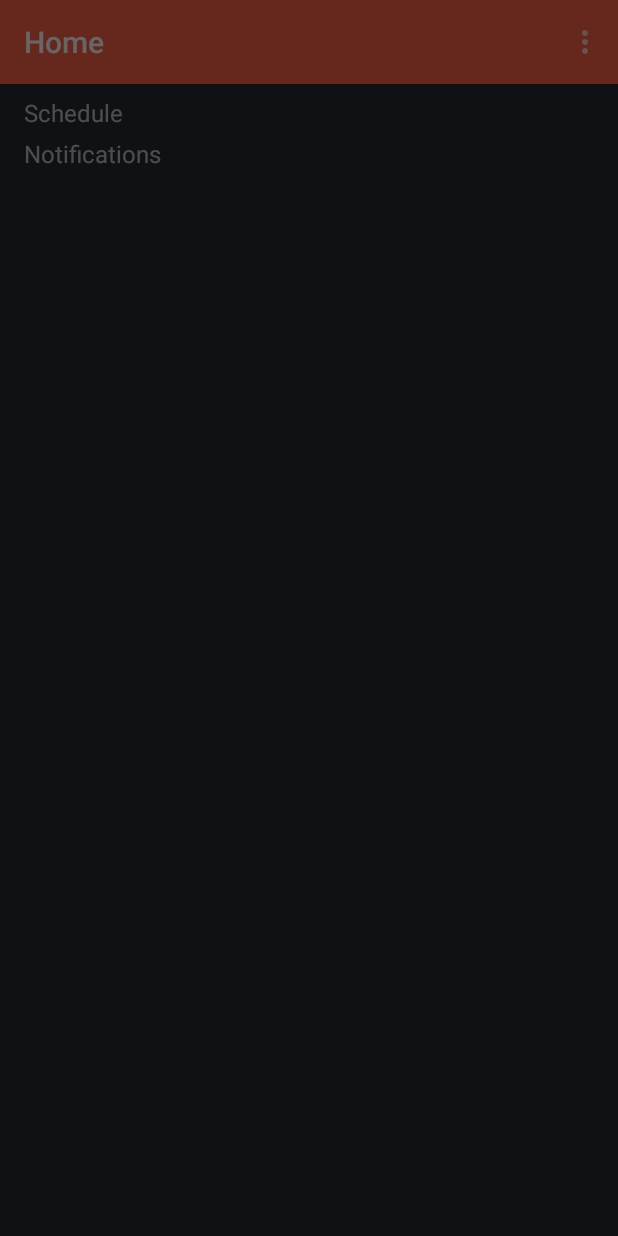
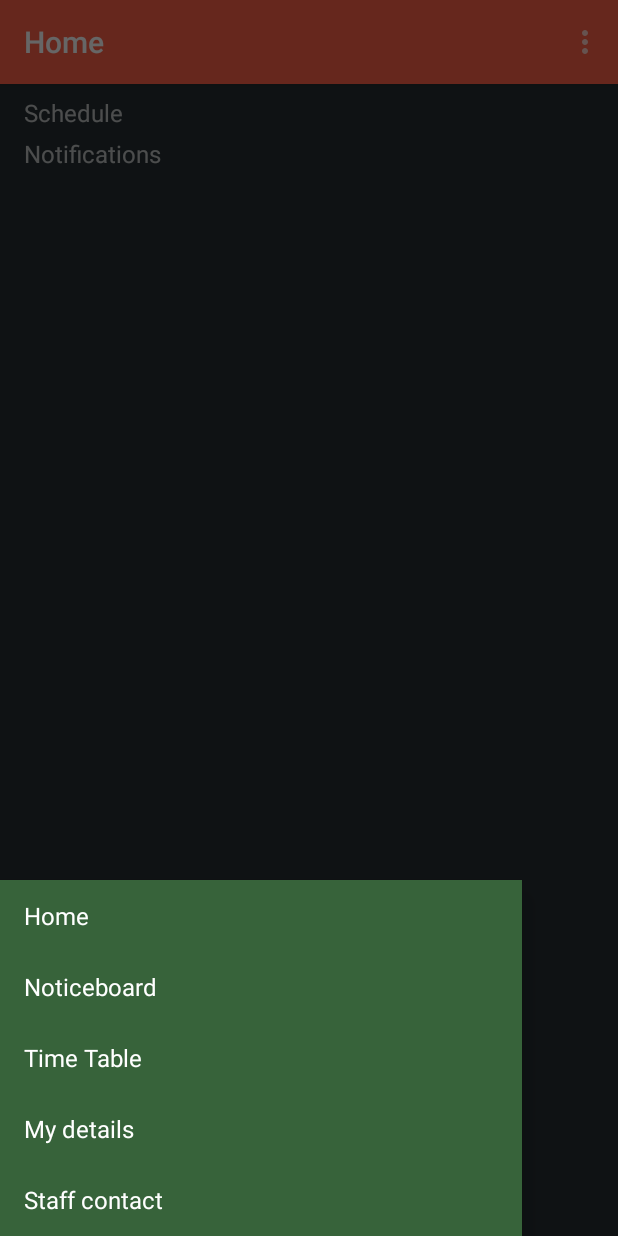
Before and after one commit to PranayKarani/KC_v2, an Android app: the AHome screen opened directly, with no data from a screen before it, with the side drawer open, on a phone screen of 412 x 824 dp. Run offline under Robolectric (Android 15) with nearby library versions, the phone set to English and light mode, and no system bars; network calls fail; 8 statements that could not run were skipped.

Commit message:
- implemented drawer click listener - can now receive basic gcm notices

```diff
--- a/app/src/main/java/com/kc/activities/AHome.java
+++ b/app/src/main/java/com/kc/activities/AHome.java
@@ -13,17 +13,24 @@ import android.os.Bundle;
 import android.support.v4.app.Fragment;
 import android.support.v4.app.FragmentManager;
 import android.support.v4.app.FragmentTransaction;
+import android.support.v4.widget.DrawerLayout;
 import android.support.v7.widget.Toolbar;
 import android.util.Log;
 import android.view.Menu;
 import android.view.MenuItem;
 import android.view.View;
+import android.widget.AdapterView;
+import android.widget.AdapterView.OnItemClickListener;
+import android.widget.ArrayAdapter;
+import android.widget.LinearLayout;
+import android.widget.ListView;
 import android.widget.ProgressBar;
 import android.widget.Toast;
 import com.kc.R;
 import com.kc.database.DBHelper;
 import com.kc.database.TTimetable;
 import com.kc.fragments.FHome;
+import com.kc.fragments.FNotice;
 import com.kc.utilites.RemoteDatabaseConnecter;
 import org.json.JSONObject;
 
@@ -35,6 +42,11 @@ public class AHome extends MyActivity {
     public static final int F_NOTICEBOARD    = 2;
     public static       int CURRENT_FRAGMENT = 0;
 
+
+    String[]     drawerTitles;
+    DrawerLayout drawerLayout;
+    ListView     drawerList;
+
     @Override
     protected void onCreate(Bundle savedInstanceState) {
         super.onCreate(savedInstanceState);
@@ -44,34 +56,23 @@ public class AHome extends MyActivity {
         setSupportActionBar(toolbar);
 
         /**
-         * This runnable contains fragment loading code that will run only when our
+         * This is a runnable that contains fragment loading code that will run only when our
          * infoUpdater has finished its job.
          */
-        Runnable loadFragment = new Runnable() {
-            @Override
-            public void run() {
-                /* If notification is tapped, set notification fragment as starting fragment */
-                Log.d(TAG, "loading fragments");
-                int show_this_fragment = getIntent().getIntExtra("show_this", F_HOME);
+        FragmentLoader loadFragmentAfterInfoRefresh = new FragmentLoader();
+        new InfoRefresher(loadFragmentAfterInfoRefresh).execute(null, null, null);
 
-                Fragment opening_fragment;
-                switch (show_this_fragment) {
 
-                    case F_HOME:
-                        opening_fragment = new FHome();
-                        break;
+        /**
+         * Drawer setup
+         */
+        drawerTitles = getResources().getStringArray(R.array.drawer_titles);
+        drawerLayout = (DrawerLayout) findViewById(R.id.ahome_layout);
 
-                    default:
-                        opening_fragment = new FHome();
-                        break;
-                }
-                FragmentManager fragma = getSupportFragmentManager();
-                FragmentTransaction fragta = fragma.beginTransaction();
-                fragta.replace(R.id.ahome_framelayout, opening_fragment);
-                fragta.commit();
-            }
-        };
-        new MyInfoUpdateChecker(loadFragment).execute(null, null, null);
+        drawerList = (ListView) findViewById(R.id.ahome_drawer_listview);
+        ArrayAdapter<String> aa = new ArrayAdapter<>(this, android.R.layout.simple_list_item_1, drawerTitles);
+        drawerList.setAdapter(aa);
+        drawerList.setOnItemClickListener(new DrawerItemClickListener());
 
 
     }
@@ -88,6 +89,18 @@ public class AHome extends MyActivity {
         int id = item.getItemId();
 
         switch (id) {
+
+            case R.id.info:
+                Toast.makeText(
+                        this,
+                        "My ID:  " + MY_ID + "\n" +
+                                "My NAME:  " + MY_NAME + "\n" +
+                                "My SEM:  " + MY_SEM + "\n" +
+                                "My ROLL:  " + MY_ROLL + "\n\n" +
+                                "My_GCM_ID:\n" + MY_GCM_ID,
+                        Toast.LENGTH_LONG).show();
+                return true;
+
             case R.id.logout:
                 SharedPreferences sp = getSharedPreferences(FILE_NAME, Context.MODE_PRIVATE);
                 sp.edit().clear().apply();
@@ -100,17 +113,49 @@ public class AHome extends MyActivity {
 
     }
 
+    /// Other classes
+
+    /**
+     * Initial fragment loading code
+     */
+    class FragmentLoader implements Runnable {
+
+        @Override
+        public void run() {
+        /* If notification is tapped, set notification fragment as starting fragment */
+            Log.d(TAG, "loading fragments");
+            int show_this_fragment = getIntent().getIntExtra("show_this", F_HOME);
+
+            Fragment opening_fragment;
+            switch (show_this_fragment) {
+
+                case F_HOME:
+                    opening_fragment = new FHome();
+                    break;
+
+                default:
+                    opening_fragment = new FHome();
+                    break;
+            }
+            FragmentManager fragma = getSupportFragmentManager();
+            FragmentTransaction fragta = fragma.beginTransaction();
+            fragta.replace(R.id.ahome_framelayout, opening_fragment);
+            fragta.commit();
+        }
+    }
+
     /**
      * Needed for:
      * 1. my semester change
+     * 2. download new timetable on semester change
      */
-    class MyInfoUpdateChecker extends AsyncTask<Void, Integer, Void> {
+    class InfoRefresher extends AsyncTask<Void, Integer, Void> {
 
         boolean isConnected = false;
         ProgressBar bar;
         Runnable    r;
 
-        public MyInfoUpdateChecker(Runnable r) {
+        public InfoRefresher(Runnable r) {
             this.r = r;
         }
 
@@ -137,7 +182,7 @@ public class AHome extends MyActivity {
                     JSONObject jo = rdc.getJSONObject();
                     publishProgress(30);
 
-                    if (MY_SEM == jo.getInt("my_sem")) {// todo change to sem < jo
+                    if (MY_SEM < jo.getInt("my_sem")) {
 
                         MY_SEM = jo.getInt("my_sem");
 
@@ -231,4 +276,51 @@ public class AHome extends MyActivity {
 
     }
 
+    class DrawerItemClickListener implements OnItemClickListener {
+
+        @Override
+        public void onItemClick(AdapterView<?> parent, View view, int position, long id) {
+
+            FragmentManager fragMa = getSupportFragmentManager();
+            Fragment f = null;
+
+            switch (position) {
+                case 0:
+                    // home
+                    f = new FHome();
+                    break;
+                case 1:
+                    // noticeboard
+                    f = new FNotice();
+                    break;
+                case 2:
+                    // time table
+                    Toast.makeText(AHome.this, "To time table", Toast.LENGTH_SHORT).show();
+                    break;
+                case 3:
+                    // My Details
+                    break;
+                case 4:
+                    // staff contact
+                    break;
+                default:
+                    // home
+                    f = new FHome();
+                    break;
+            }
+
+            FragmentTransaction fragTa = fragMa.beginTransaction();
+            fragTa.replace(R.id.ahome_framelayout, f);
+            fragTa.setTransition(FragmentTransaction.TRANSIT_FRAGMENT_OPEN);
+            fragTa.commit();
+
+            setTitle(drawerTitles[position]);
+            drawerList.setItemChecked(position, true);
+
+            LinearLayout dll = (LinearLayout) findViewById(R.id.ahome_drawer_layout);
+            drawerLayout.closeDrawer(dll);
+
+        }
+
+    }
 }
--- a/app/src/main/java/com/kc/database/DBHelper.java
+++ b/app/src/main/java/com/kc/database/DBHelper.java
@@ -9,24 +9,26 @@ public class DBHelper extends SQLiteOpenHelper {
     static final String NAME    = "local_db";
     static final int    VERSION = 2;
 
-    TTimetable timetable;
+    TTimetable   timetable;
+    TNoticeboard noticeboard;
 
     public DBHelper(Context context) {
         super(context, NAME, null, VERSION);
         timetable = new TTimetable();
+        noticeboard = new TNoticeboard();
     }
 
     @Override
     public void onCreate(SQLiteDatabase db) {
 
         db.execSQL(timetable.createTable());
+        db.execSQL(noticeboard.createTable());
 
     }
 
     @Override
     public void onUpgrade(SQLiteDatabase db, int oldVersion, int newVersion) {
 
-        // TODO update database from here
         if (newVersion == VERSION) {
             db.execSQL(timetable.createTable());
         }
--- /dev/null
+++ b/app/src/main/java/com/kc/database/TNoticeboard.java
@@ -0,0 +1,30 @@
+package com.kc.database; // 24 Feb, 03:39 AM
+
+public class TNoticeboard {
+
+    public static final String TABLE_NAME = "Noticeboard";
+    public static final String ID         = "_ID";
+    public static final String SENDER     = "sender";
+    public static final String HEADER     = "header";
+    public static final String MESSAGE    = "message";
+    public static final String READ       = "read";
+    public static final String FAV        = "favorite";
+    public static final String DATE       = "date";
+    public static final String TIME       = "time";
+
+    public String createTable() {
+
+
+        return "CREATE TABLE " + TABLE_NAME + " (" +
+                ID + " INTEGER, " +
+                SENDER + " TEXT NOT NULL, " +
+                HEADER + " TEXT NOT NULL, " +
+                MESSAGE + " TEXT NOT NULL, " +
+                READ + " INTEGER DEFAULT 0," +
+                FAV + " INTEGER DEFAULT 0," +
+                DATE + " INTEGER, " +
+                TIME + " INTEGER ) ;";
+
+    }
+
+}
--- a/app/src/main/res/layout/a_home.xml
+++ b/app/src/main/res/layout/a_home.xml
@@ -53,8 +53,8 @@
 
         <ListView
                 android:id="@+id/ahome_drawer_listview"
-                android:layout_width="240dp"
-                android:layout_height="wrap_content"
+                android:layout_width="wrap_content"
+                android:layout_height="0dp"
                 android:choiceMode="singleChoice"
                 android:dividerHeight="0dp"
                 android:layout_weight="1"
--- a/app/src/main/res/menu/m_home.xml
+++ b/app/src/main/res/menu/m_home.xml
@@ -2,6 +2,10 @@
       xmlns:app="http://schemas.android.com/apk/res-auto"
       xmlns:tools="http://schemas.android.com/tools"
       tools:context="com.kc.activities.AHome">
+    <item android:id="@+id/info"
+          android:title="Info"
+          android:orderInCategory="100"
+          app:showAsAction="never"/>
     <item android:id="@+id/logout"
           android:title="log out"
           android:orderInCategory="100"
--- a/app/src/main/res/values/strings.xml
+++ b/app/src/main/res/values/strings.xml
@@ -4,4 +4,17 @@
     <string name="title_activity_ahome">Home</string>
     <string name="action_settings">Settings</string>
 
+    <array name="drawer_titles">
+        <item>Home</item>
+        <item>Noticeboard</item>
+        <item>Time Table</item>
+        <item>My details</item>
+        <item>Staff contact</item>
+    </array>
+    <string name="open_drawer">Open drawer</string>
+    <string name="close_drawer">Close drawer</string>
+
+    <!-- TODO: Remove or change this placeholder text -->
+    <string name="hello_blank_fragment">Hello blank fragment</string>
+
 </resources>
```
Also changed, not shown: app/src/main/AndroidManifest.xml (+33 -10 lines), app/src/main/java/com/kc/fragments/FNotice.java (added, +30 -0 lines), app/src/main/java/com/kc/services/NoticeListener.java (added, +23 -0 lines), app/src/main/res/layout/f_notice.xml (added, +13 -0 lines), 1 other file.
